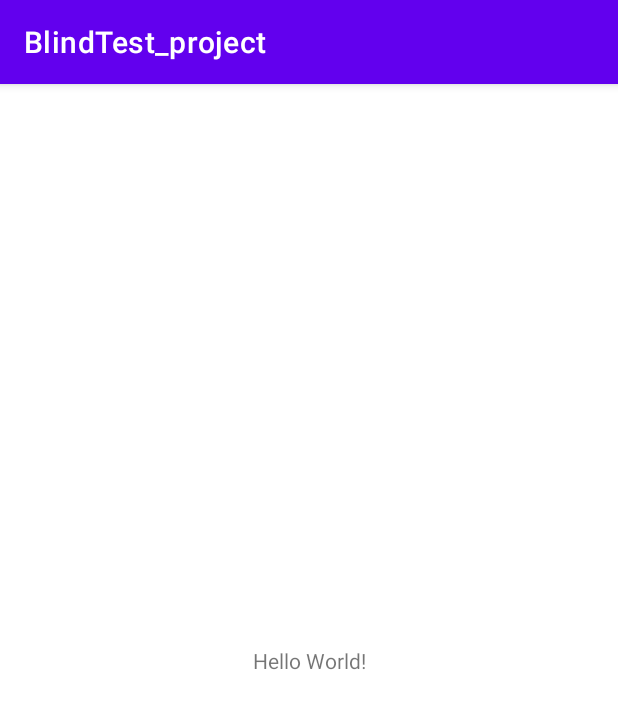
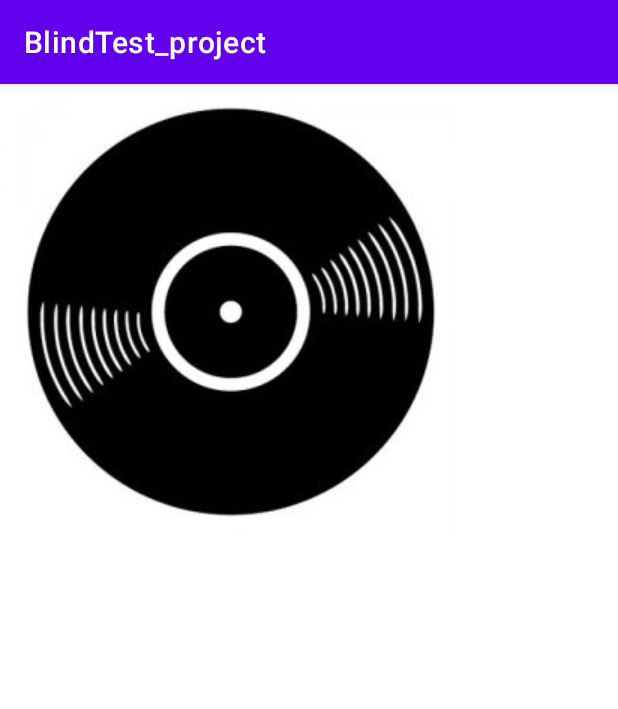
Before and after one commit to ENRIQUEZ21/Android_BlindTest_project, an Android app: the screen it shows after launch (MainActivity), on a phone screen of 412 x 824 dp. Shown: the top 709 px of the screen. Run offline under Robolectric (Android 15) with nearby library versions, the phone set to English and light mode, and no system bars.

Commit message:
Add image

```diff
--- a/app/src/main/java/fr/isep/blindtest_project/MainActivity.java
+++ b/app/src/main/java/fr/isep/blindtest_project/MainActivity.java
@@ -3,6 +3,7 @@ package fr.isep.blindtest_project;
 import androidx.appcompat.app.AppCompatActivity;
 
 import android.os.Bundle;
+import android.widget.ImageView;
 
 public class MainActivity extends AppCompatActivity {
 
@@ -10,5 +11,8 @@ public class MainActivity extends AppCompatActivity {
     protected void onCreate(Bundle savedInstanceState) {
         super.onCreate(savedInstanceState);
         setContentView(R.layout.activity_main);
+
+        ImageView imageView = findViewById(R.id.music);
+        imageView.setImageResource(R.drawable.music);
     }
 }
--- a/app/src/main/res/layout/activity_main.xml
+++ b/app/src/main/res/layout/activity_main.xml
@@ -9,10 +9,21 @@
     <TextView
         android:layout_width="wrap_content"
         android:layout_height="wrap_content"
-        android:text="Hello World!"
+        android:text="Blind Test"
+        android:textSize="30dp"
         app:layout_constraintBottom_toBottomOf="parent"
+        app:layout_constraintHorizontal_bias="0.47"
         app:layout_constraintLeft_toLeftOf="parent"
         app:layout_constraintRight_toRightOf="parent"
-        app:layout_constraintTop_toTopOf="parent" />
+        app:layout_constraintTop_toTopOf="parent"
+        app:layout_constraintVertical_bias="0.146" />
+    <ImageView
+        android:id="@+id/music"
+        android:layout_width="wrap_content"
+        android:layout_height="wrap_content"
+        android:layout_marginStart="4dp"
+        app:layout_constraintStart_toStartOf="parent"
+        tools:ignore="MissingConstraints"
+        tools:layout_editor_absoluteY="339dp"/>
 
 </androidx.constraintlayout.widget.ConstraintLayout>
```
Also changed, not shown: app/src/main/res/drawable/music.jpg (added).
